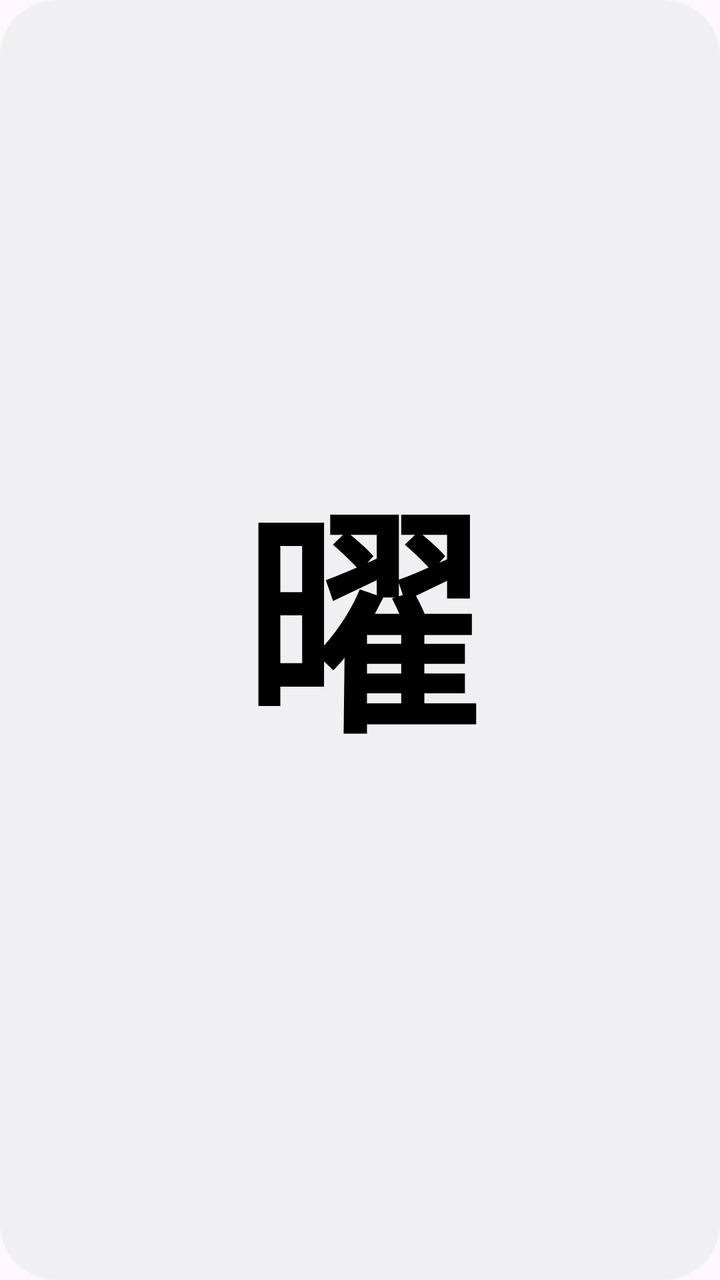
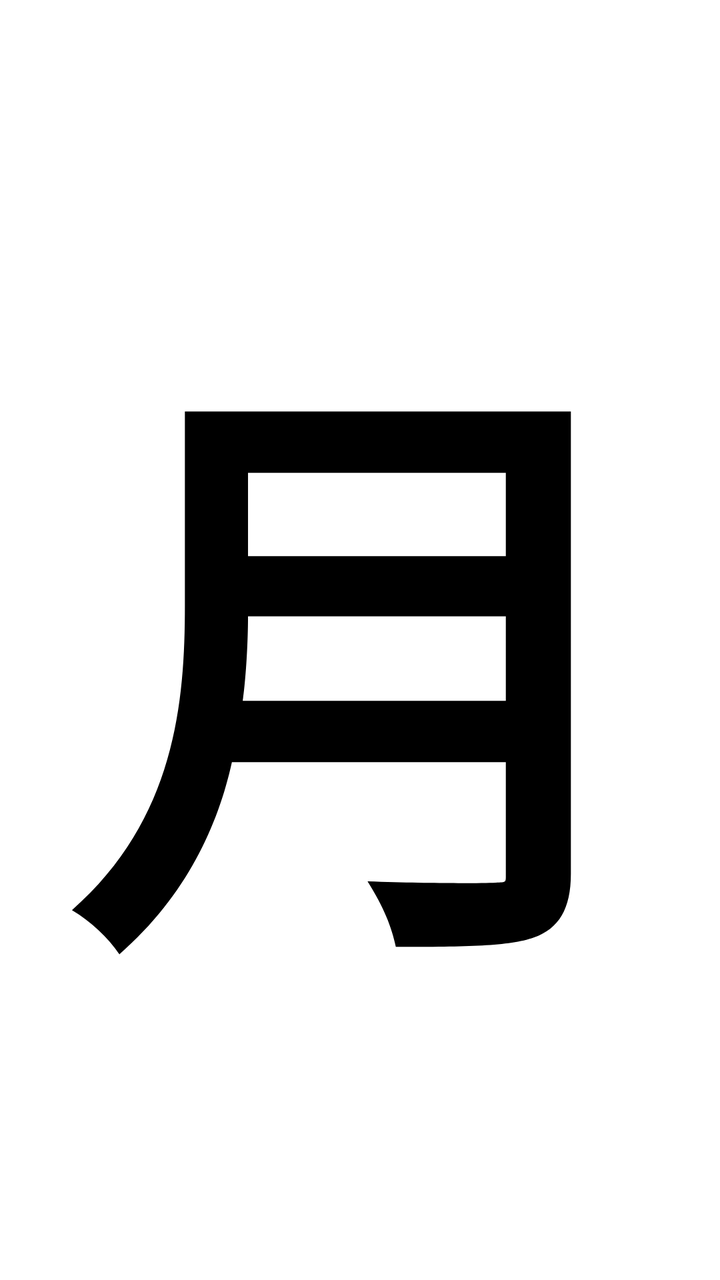

Two renders of the same Android screen: before a commit and after it. Below are the layout's source before the change and the commit's diff.
<!-- AndroidManifest.xml: application theme Theme.YobiDoon -->
<!-- res/layout/weekday_widget.xml -->
<RelativeLayout xmlns:android="http://schemas.android.com/apk/res/android"
    style="@style/Widget.YobiDoon.AppWidget.Container"
    android:layout_width="match_parent"
    android:layout_height="match_parent"
    android:theme="@style/Theme.YobiDoon.AppWidgetContainer">

        <TextView
            android:id="@+id/appwidget_text"
            android:layout_width="match_parent"
            android:layout_height="match_parent"
            android:gravity="center"
            android:includeFontPadding="true"
            android:contentDescription="@string/appwidget_text"
            android:text="@string/appwidget_text"
            android:textColor="#000000"
            android:textSize="120sp"
            android:textStyle="bold"
            android:translationY="-15dp"/>

</RelativeLayout>
<!-- resources referenced by this layout -->
<resources>
  <string name="appwidget_text">曜</string>
  <style name="Theme.YobiDoon.AppWidgetContainer" parent="Theme.YobiDoon.AppWidgetContainerParent">
          
          <item name="appWidgetPadding">16dp</item>
      </style>
  <style name="Widget.YobiDoon.AppWidget.Container" parent="android:Widget">
          <item name="android:id">@android:id/background</item>
          <item name="android:background">?android:attr/colorBackground</item>
      </style>
  <style name="Theme.YobiDoon" parent="Base.Theme.YobiDoon" />
  <style name="Theme.YobiDoon.AppWidgetContainerParent" parent="@android:style/Theme.DeviceDefault">
          
          <item name="appWidgetRadius">16dp</item>
          
          <item name="appWidgetInnerRadius">8dp</item>
      </style>
  <style name="Base.Theme.YobiDoon" parent="Theme.Material3.DayNight.NoActionBar">
          
          
      </style>
</resources>

<!-- the commit's change to res/layout/weekday_widget.xml (unified diff, before → after) -->
@@ -1,8 +1,8 @@
-<RelativeLayout xmlns:android="http://schemas.android.com/apk/res/android"
-    style="@style/Widget.YobiDoon.AppWidget.Container"
+<?xml version="1.0" encoding="utf-8"?>
+<FrameLayout xmlns:android="http://schemas.android.com/apk/res/android"
     android:layout_width="match_parent"
     android:layout_height="match_parent"
-    android:theme="@style/Theme.YobiDoon.AppWidgetContainer">
+    android:background="#FFFFFF">
 
         <TextView
             android:id="@+id/appwidget_text"
@@ -10,11 +10,9 @@
             android:layout_height="match_parent"
             android:gravity="center"
             android:includeFontPadding="true"
-            android:contentDescription="@string/appwidget_text"
-            android:text="@string/appwidget_text"
+            android:text="@string/weekday_initial"
             android:textColor="#000000"
-            android:textSize="120sp"
-            android:textStyle="bold"
-            android:translationY="-15dp"/>
+            android:textSize="300sp"
+            android:textStyle="bold" />
 
-</RelativeLayout>
+</FrameLayout>
<!-- resource entries referenced after the edit -->
@@ -1,21 +1,7 @@
 <!-- resources referenced by this layout -->
 <resources>
-  <string name="appwidget_text">曜</string>
-  <style name="Theme.YobiDoon.AppWidgetContainer" parent="Theme.YobiDoon.AppWidgetContainerParent">
-          
-          <item name="appWidgetPadding">16dp</item>
-      </style>
-  <style name="Widget.YobiDoon.AppWidget.Container" parent="android:Widget">
-          <item name="android:id">@android:id/background</item>
-          <item name="android:background">?android:attr/colorBackground</item>
-      </style>
+  <string name="weekday_initial">月</string>
   <style name="Theme.YobiDoon" parent="Base.Theme.YobiDoon" />
-  <style name="Theme.YobiDoon.AppWidgetContainerParent" parent="@android:style/Theme.DeviceDefault">
-          
-          <item name="appWidgetRadius">16dp</item>
-          
-          <item name="appWidgetInnerRadius">8dp</item>
-      </style>
   <style name="Base.Theme.YobiDoon" parent="Theme.Material3.DayNight.NoActionBar">
           
           
